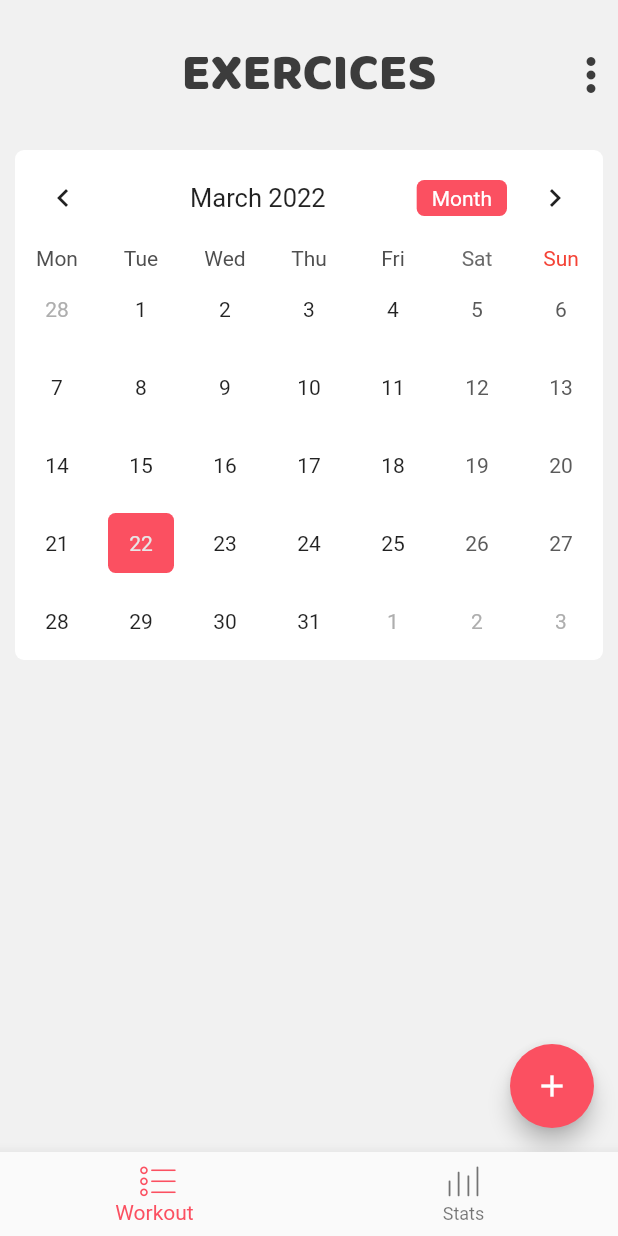
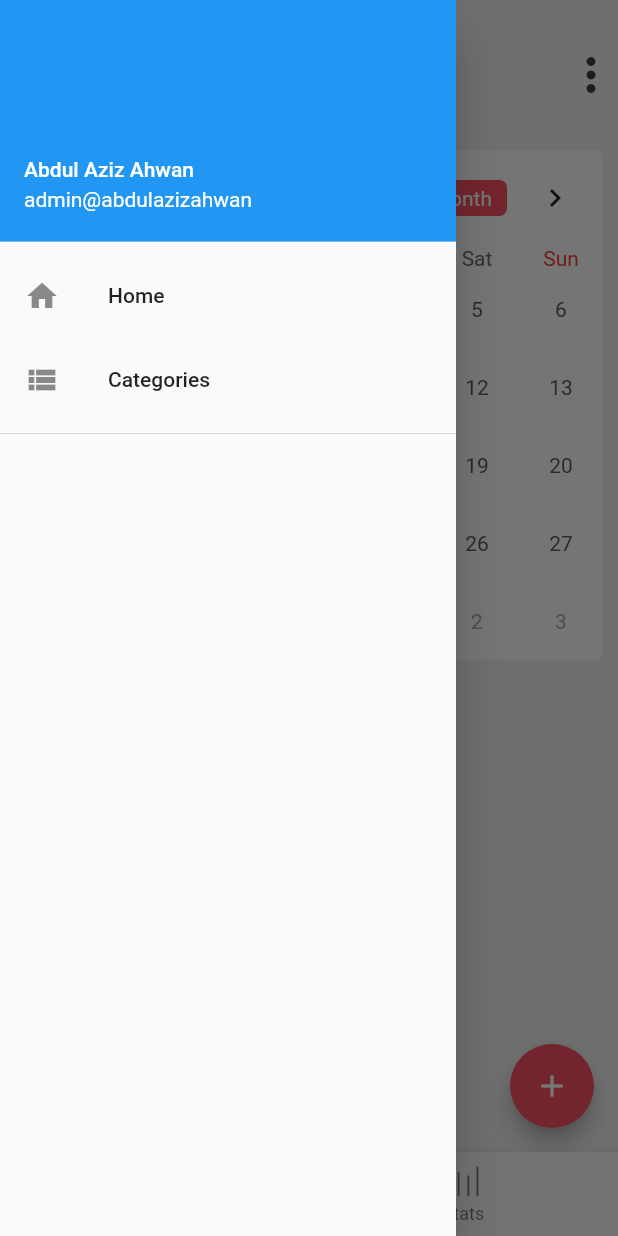
Before and after one commit to constantinfite/calendar_journal, a Flutter app: the screen it shows after launch, with the side drawer open (before the commit the screen has no drawer), on a phone screen of 412 x 824 dp. Run offline on Flutter 3.47's test engine with Material 2 defaults, Android fonts, the phone set to English and light mode, and no system bars; drawn by our look-alikes of flutter_speed_dial, table_calendar; our stand-ins replace fluttertoast, sqflite; accounts and stored records are empty.

Commit message:
add category

```diff
--- /dev/null
+++ b/lib/helpers/drawer_navigation.dart
@@ -0,0 +1,62 @@
+import 'package:calendar_journal/models/category.dart';
+import 'package:flutter/material.dart';
+import 'package:calendar_journal/screens/stats_screen.dart';
+import 'package:calendar_journal/screens/home_screen.dart';
+import 'package:calendar_journal/screens/categories_screen.dart';
+import 'package:calendar_journal/services/category_service.dart';
+
+class DrawerNavigaton extends StatefulWidget {
+  @override
+  _DrawerNavigatonState createState() => _DrawerNavigatonState();
+}
+
+class _DrawerNavigatonState extends State<DrawerNavigaton> {
+  final List<Category> _categoryList = <Category>[];
+
+  final CategoryService _categoryService = CategoryService();
+
+  @override
+  initState() {
+    super.initState();
+    getAllCategories();
+  }
+
+  getAllCategories() async {
+    var categories = await _categoryService.readCategories();
+
+    categories.forEach((category) {
+      setState(() {});
+    });
+  }
+
+  @override
+  Widget build(BuildContext context) {
+    return Container(
+      child: Drawer(
+        child: ListView(
+          children: <Widget>[
+            UserAccountsDrawerHeader(
+              accountName: Text('Abdul Aziz Ahwan'),
+              accountEmail: Text('admin@abdulazizahwan'),
+              decoration: BoxDecoration(color: Colors.blue),
+            ),
+            ListTile(
+              leading: Icon(Icons.home),
+              title: Text('Home'),
+              onTap: () => Navigator.of(context)
+                  .push(MaterialPageRoute(builder: (context) => HomeScreen())),
+            ),
+            ListTile(
+              leading: Icon(Icons.view_list),
+              title: Text('Categories'),
+              onTap: () => Navigator.of(context).push(
+                  MaterialPageRoute(builder: (context) => CategoriesScreen())),
+            ),
+            Divider(),
+            Column(),
+          ],
+        ),
+      ),
+    );
+  }
+}
--- /dev/null
+++ b/lib/models/category.dart
@@ -0,0 +1,16 @@
+class Category {
+  int? id;
+  String? name;
+  int? color;
+
+
+  categoryMap() {
+    var mapping = Map<String, dynamic>();
+    mapping['id'] = id;
+    mapping['name'] = name;
+    mapping['color'] = color;
+
+
+    return mapping;
+  }
+}
--- a/lib/repositories/repository_exercice.dart
+++ b/lib/repositories/repository_category.dart
@@ -13,7 +13,7 @@ class Repository {
 
   Future<Database> get database async {
     if (_database != null) return _database!;
-    _database = await _dataBaseConnection?.setDatabaseExercice();
+    _database = await _dataBaseConnection?.setDatabaseCategory();
     return _database!;
   }
 
--- a/lib/screens/home_screen.dart
+++ b/lib/screens/home_screen.dart
@@ -1,6 +1,6 @@
 import 'package:flutter/material.dart';
 import 'package:calendar_journal/presentation/icons.dart';
-
+import 'package:calendar_journal/helpers/drawer_navigation.dart';
 import 'package:calendar_journal/screens/stats_screen.dart';
 import 'package:calendar_journal/presentation/app_theme.dart';
 import 'package:calendar_journal/screens/list_exercice_screen.dart';
@@ -78,7 +78,7 @@ class _HomeScreenState extends State<HomeScreen> {
       ),
       body: screens[_selectedIndex],
       //drawer: const DrawerNavigation(),
-
+      drawer: DrawerNavigaton(),
       bottomNavigationBar: BottomNavigationBar(
         items: const <BottomNavigationBarItem>[
           BottomNavigationBarItem(
--- a/lib/screens/stats_screen.dart
+++ b/lib/screens/stats_screen.dart
@@ -9,6 +9,8 @@ import 'package:calendar_journal/services/event_service.dart';
 import 'package:table_calendar/table_calendar.dart';
 import 'package:calendar_journal/presentation/app_theme.dart';
 import 'package:flutter_speed_dial/flutter_speed_dial.dart';
+import 'package:calendar_journal/services/category_service.dart';
+import 'package:calendar_journal/models/category.dart';
 
 class StatsScreen extends StatefulWidget {
   const StatsScreen({Key? key}) : super(key: key);
@@ -18,6 +20,8 @@ class StatsScreen extends StatefulWidget {
 }
 
 class _StatsScreenState extends State<StatsScreen> {
+  List<Category> _categoryList = <Category>[];
+  final _categoryService = CategoryService();
   late var _event = Event();
 
   List<Event> _selectedEvents = <Event>[];
@@ -42,6 +46,7 @@ class _StatsScreenState extends State<StatsScreen> {
   void initState() {
     super.initState();
     _selectedDay = _focusedDay;
+    getAllCategories();
 
     getTask1().then((val) => setState(() {
           _events = val;
@@ -56,6 +61,19 @@ class _StatsScreenState extends State<StatsScreen> {
   @override
   void dispose() {
     super.dispose();
+  }
+
+  getAllCategories() async {
+    _categoryList = <Category>[];
+    var categories = await _categoryService.readCategories();
+    categories.forEach((category) {
+      setState(() {
+        var categoryModel = Category();
+        categoryModel.name = category['name'];
+        categoryModel.id = category['id'];
+        _categoryList.add(categoryModel);
+      });
+    });
   }
 
   Future<List<Event>> getAllEvents() async {
@@ -107,14 +125,6 @@ class _StatsScreenState extends State<StatsScreen> {
 
       _selectedEvents = _getEventsFromDay(selectedDay);
     }
-  }
-
-  List<Event> myList() {
-    var seen = Set<String>();
-    List<Event> uniquelist =
-        _eventList.where((event) => seen.add(event.category!)).toList();
-
-    return uniquelist;
   }
 
   @override
@@ -247,7 +257,7 @@ class _StatsScreenState extends State<StatsScreen> {
                   color: Colors.transparent,
                   child: ListView.builder(
                       scrollDirection: Axis.horizontal,
-                      itemCount: myList().length,
+                      itemCount: _categoryList.length,
                       itemBuilder: (context, index) {
                         return buildCategory(index: index);
                       }),
@@ -302,7 +312,7 @@ class _StatsScreenState extends State<StatsScreen> {
                 mainAxisAlignment: MainAxisAlignment.spaceEvenly,
                 crossAxisAlignment: CrossAxisAlignment.center,
                 children: [
-                  Text(myList()[index].category!,
+                  Text(_categoryList[index].name!,
                       style: TextStyle(
                         fontSize: 15,
                         color: Colors.white,
--- /dev/null
+++ b/lib/services/category_service.dart
@@ -0,0 +1,35 @@
+import 'package:calendar_journal/models/category.dart';
+import 'package:calendar_journal/repositories/repository_category.dart';
+
+class CategoryService {
+  late Repository _repository;
+
+  CategoryService() {
+    _repository = Repository();
+  }
+
+  //Create data
+  saveCategory(Category category) async {
+    return await _repository.insertData('categories', category.categoryMap());
+  }
+
+  //Update data
+  updateCategory(Category category) async {
+    return await _repository.updateData('categories', category.categoryMap());
+  }
+
+  // Read data from table
+  readCategories() async {
+    return await _repository.readData('categories');
+  }
+
+  //Read data from table by Id
+  readCategoryById(categoryId) async {
+    return await _repository.readDataById('categories', categoryId);
+  }
+
+  // Delete data from table
+  deleteCategory(categoryId) async{
+    return await _repository.deleteData('categories', categoryId);
+  }
+}
```
Also changed, not shown: lib/models/exercice.dart (deleted, +0 -26 lines), lib/repositories/database_connection.dart (+5 -5 lines), lib/screens/categories_screen.dart (added, +222 -0 lines), lib/screens/input_event_screen.dart (+39 -7 lines), lib/services/exercice_service.dart (deleted, +0 -35 lines).
